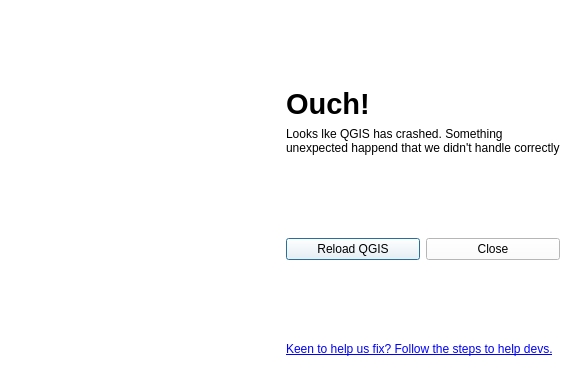
The window that src/ui/qgscrashdialog.ui (qgis/QGIS) describes before a commit, drawn with Qt 5.
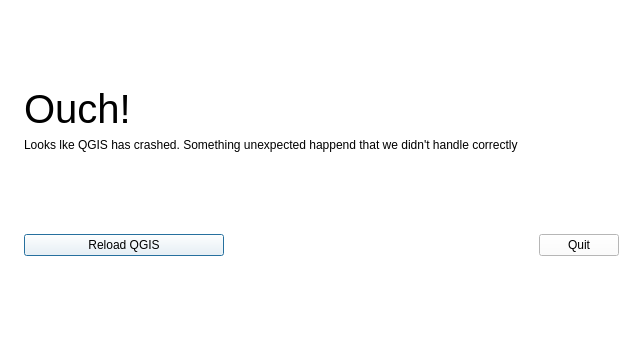
The same window after the commit. Icons and pictures are not drawn.

```diff
--- a/src/ui/qgscrashdialog.ui
+++ b/src/ui/qgscrashdialog.ui
@@ -6,8 +6,8 @@
    <rect>
     <x>0</x>
     <y>0</y>
-    <width>571</width>
-    <height>367</height>
+    <width>630</width>
+    <height>362</height>
    </rect>
   </property>
   <property name="palette">
@@ -471,11 +471,16 @@
       <widget class="QLabel" name="label">
        <property name="font">
         <font>
-         <pointsize>22</pointsize>
-         <weight>75</weight>
-         <bold>true</bold>
+         <family>MS Shell Dlg 2</family>
+         <pointsize>30</pointsize>
+         <weight>9</weight>
+         <italic>false</italic>
+         <bold>false</bold>
         </font>
        </property>
+       <property name="styleSheet">
+        <string notr="true">font: 75 30pt &quot;MS Shell Dlg 2&quot;;</string>
+       </property>
        <property name="text">
         <string>Ouch!</string>
        </property>
@@ -511,15 +516,34 @@
        </property>
        <item>
         <widget class="QPushButton" name="pushButton">
+         <property name="minimumSize">
+          <size>
+           <width>200</width>
+           <height>0</height>
+          </size>
+         </property>
          <property name="text">
           <string>Reload QGIS</string>
          </property>
         </widget>
        </item>
+       <item>
+        <spacer name="horizontalSpacer">
+         <property name="orientation">
+          <enum>Qt::Horizontal</enum>
+         </property>
+         <property name="sizeHint" stdset="0">
+          <size>
+           <width>40</width>
+           <height>20</height>
+          </size>
+         </property>
+        </spacer>
+       </item>
        <item>
         <widget class="QPushButton" name="pushButton_2">
          <property name="text">
-          <string>Close</string>
+          <string>Quit</string>
          </property>
         </widget>
        </item>
@@ -541,7 +565,7 @@
      <item>
       <widget class="QLabel" name="label_4">
        <property name="text">
-        <string>&lt;html&gt;&lt;head/&gt;&lt;body&gt;&lt;p&gt;&lt;a href=&quot;devs&quot;&gt;&lt;span style=&quot; text-decoration: underline; color:#0000ff;&quot;&gt;Keen to help us fix? Follow the steps to help devs.&lt;/span&gt;&lt;/a&gt;&lt;/p&gt;&lt;/body&gt;&lt;/html&gt;</string>
+        <string/>
        </property>
       </widget>
      </item>
```
Left out of the diff: 2 changed lines with no effect on the pictures.
